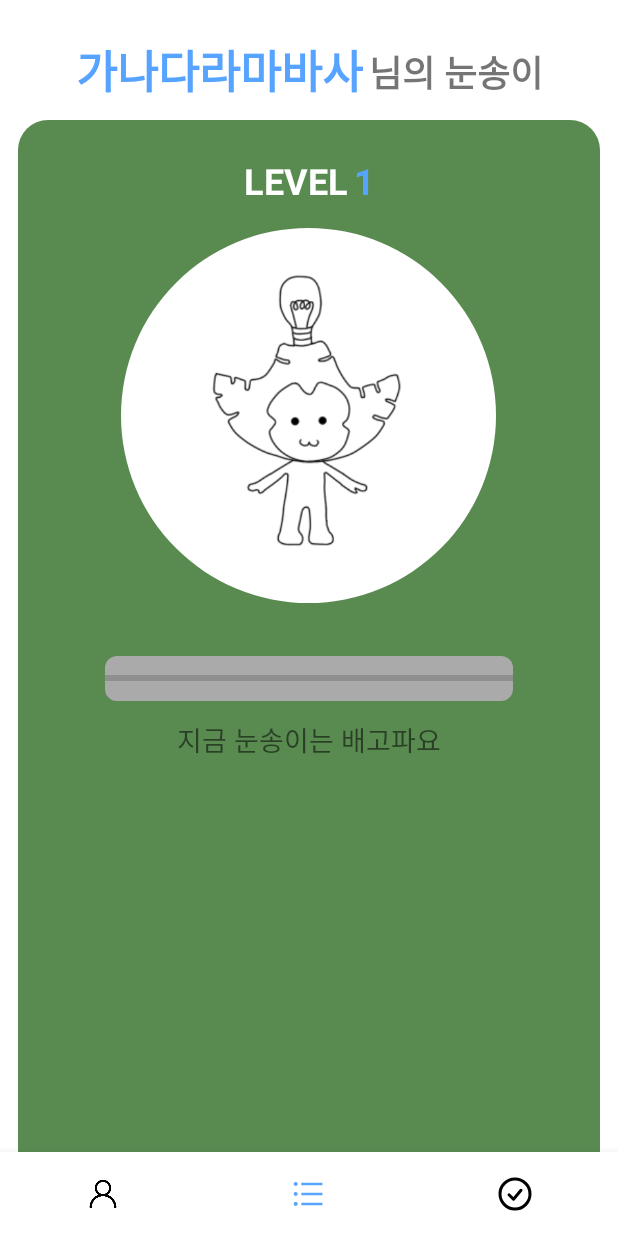
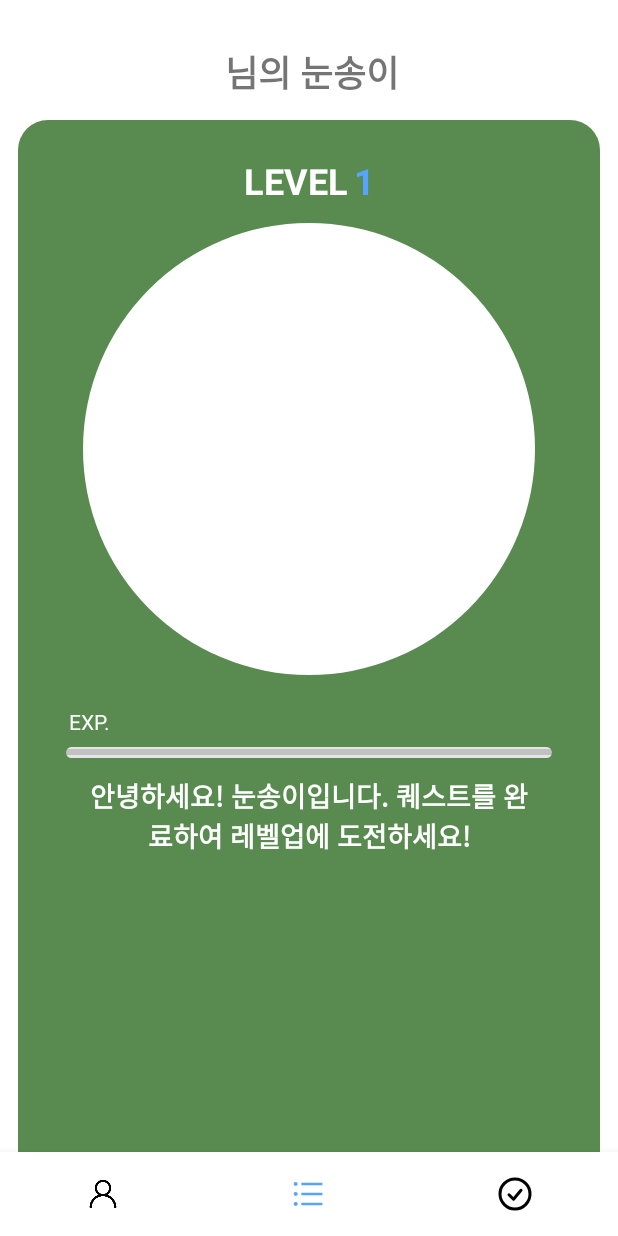
Before and after one commit to mdb1217/Quesookt, an Android app: the fragment CharacterFragment placed in its activity, on a phone screen of 412 x 824 dp. Run offline under Robolectric (Android 15) with nearby library versions, the phone set to English and light mode, and no system bars; our stand-ins replace Firebase (no records; nobody signed in at launch, a user with empty details on screens opened directly), data binding.

Commit message:
[FEAT] #9 - CharacterFragment

```diff
--- a/app/src/main/java/org/quesong/quesookt/data/local/QuesooktPreference.kt
+++ b/app/src/main/java/org/quesong/quesookt/data/local/QuesooktPreference.kt
@@ -8,6 +8,7 @@ object QuesooktPreference {
     private const val DORMITORY = "DORMITORY"
     private const val IS_FIRST_VISIT = "IS_FIRST_VISIT"
     private const val IS_DORMITORY_EXIST = "IS_DORMITORY_EXIST"
+    private const val SCORE = "SCORE"
 
     lateinit var preferences: SharedPreferences
 
@@ -46,4 +47,12 @@ object QuesooktPreference {
     fun setDormitoryExist(value: Boolean) {
         preferences.edit().putBoolean(IS_DORMITORY_EXIST, value).apply()
     }
+
+    fun getScore() : Int {
+        return preferences.getInt(SCORE, 0)
+    }
+
+    fun setScore(value: Int) {
+        preferences.edit().putInt(SCORE, value).apply()
+    }
 }
--- a/app/src/main/java/org/quesong/quesookt/ui/view/character/CharacterFragment.kt
+++ b/app/src/main/java/org/quesong/quesookt/ui/view/character/CharacterFragment.kt
@@ -4,10 +4,87 @@ import android.os.Bundle
 import android.view.View
 import org.quesong.core.base.BindingFragment
 import org.quesong.quesookt.R
+import org.quesong.quesookt.data.local.QuesooktPreference
 import org.quesong.quesookt.databinding.FragmentCharacterBinding
+import org.quesong.quesookt.ui.viewmodel.OnboardViewModel.Companion.JINRI
+import org.quesong.quesookt.ui.viewmodel.OnboardViewModel.Companion.PRIME
+import org.quesong.quesookt.ui.viewmodel.OnboardViewModel.Companion.RENAISSANCE
+import org.quesong.quesookt.ui.viewmodel.OnboardViewModel.Companion.SUNHEON
 
 class CharacterFragment : BindingFragment<FragmentCharacterBinding>(R.layout.fragment_character) {
+    private var level: Int = 1
     override fun onViewCreated(view: View, savedInstanceState: Bundle?) {
         super.onViewCreated(view, savedInstanceState)
+        initCharacterInfoData()
+    }
+
+    private fun initCharacterInfoData() {
+        with(binding) {
+            with(QuesooktPreference) {
+                characterInfoData = checkScore(getScore(), getNickname())
+                when (getDormitory()) {
+                    JINRI -> {
+                        when (level) {
+                            1 -> imgLnoonsong.setImageResource(R.drawable.img_jnoonsong1)
+                            2 -> imgLnoonsong.setImageResource(R.drawable.img_jnoonsong2)
+                            3 -> imgLnoonsong.setImageResource(R.drawable.img_jnoonsong3)
+                            else -> imgLnoonsong.setImageResource(R.drawable.img_jnoonsong1)
+                        }
+                        clCharacterColor.setBackgroundResource(R.drawable.rectangle_fill_jinri_purple_20)
+                    }
+                    SUNHEON -> {
+                        when (level) {
+                            1 -> imgLnoonsong.setImageResource(R.drawable.img_snoonsong1)
+                            2 -> imgLnoonsong.setImageResource(R.drawable.img_snoonsong2)
+                            3 -> imgLnoonsong.setImageResource(R.drawable.img_snoonsong3)
+                            else -> imgLnoonsong.setImageResource(R.drawable.img_snoonsong1)
+                        }
+                        clCharacterColor.setBackgroundResource(R.drawable.rectangle_fill_sunheon_green_20)
+                    }
+                    PRIME -> {
+                        when (level) {
+                            1 -> imgLnoonsong.setImageResource(R.drawable.img_pnoonsong1)
+                            2 -> imgLnoonsong.setImageResource(R.drawable.img_pnoonsong2)
+                            3 -> imgLnoonsong.setImageResource(R.drawable.img_pnoonsong3)
+                            else -> imgLnoonsong.setImageResource(R.drawable.img_pnoonsong1)
+                        }
+                        clCharacterColor.setBackgroundResource(R.drawable.rectangle_fill_prime_red_20)
+                    }
+                    RENAISSANCE -> {
+                        when (level) {
+                            1 -> imgLnoonsong.setImageResource(R.drawable.img_lnoonsong1)
+                            2 -> imgLnoonsong.setImageResource(R.drawable.img_lnoonsong2)
+                            3 -> imgLnoonsong.setImageResource(R.drawable.img_lnoonsong3)
+                            else -> imgLnoonsong.setImageResource(R.drawable.img_lnoonsong1)
+                        }
+                        clCharacterColor.setBackgroundResource(R.drawable.rectangle_fill_renaissance_yellow_20)
+                    }
+                    else -> {
+
+                    }
+                }
+
+            }
+
+        }
+    }
+
+    private fun checkScore(score: Int, name: String): CharacterInfoData {
+        var progress: Int = 0
+        var content: String = getString(R.string.level1)
+        if (score < 100) {
+            progress = score
+            content = getString(R.string.level1)
+        } else if (score < 200) {
+            level = 2
+            progress = score - 100
+            content = getString(R.string.level2)
+        } else {
+            level = 3
+            progress = score - 200
+            content = getString(R.string.level3)
+        }
+
+        return CharacterInfoData(name, level.toString(), progress, content)
     }
 }
--- /dev/null
+++ b/app/src/main/java/org/quesong/quesookt/ui/view/character/CharacterInfoData.kt
@@ -0,0 +1,8 @@
+package org.quesong.quesookt.ui.view.character
+
+data class CharacterInfoData(
+    val name: String,
+    val level: String,
+    val progress: Int,
+    val content: String
+)
--- a/app/src/main/res/drawable/pb_drawable.xml
+++ b/app/src/main/res/drawable/pb_drawable.xml
@@ -4,7 +4,7 @@
     <item android:id="@android:id/background">
         <shape>
             <corners android:radius="8dp" />
-            <solid android:color="#AAA" />
+            <solid android:color="@color/pare_gray" />
         </shape>
     </item>
 
@@ -12,7 +12,7 @@
         <clip>
             <shape>
                 <corners android:radius="8dp" />
-                <solid android:color="#56A4FF" />
+                <solid android:color="@color/main_sky" />
             </shape>
         </clip>
     </item>
--- /dev/null
+++ b/app/src/main/res/drawable/rectangle_fill_jinri_purple_20.xml
@@ -0,0 +1,7 @@
+<?xml version="1.0" encoding="utf-8"?>
+<shape xmlns:android="http://schemas.android.com/apk/res/android"
+    android:shape="rectangle">
+    <corners android:topRightRadius="20dp"
+        android:topLeftRadius="20dp"/>
+    <solid android:color="@color/jinri_purple"/>
+</shape>
--- /dev/null
+++ b/app/src/main/res/drawable/rectangle_fill_prime_red_20.xml
@@ -0,0 +1,7 @@
+<?xml version="1.0" encoding="utf-8"?>
+<shape xmlns:android="http://schemas.android.com/apk/res/android"
+    android:shape="rectangle">
+    <corners android:topRightRadius="20dp"
+        android:topLeftRadius="20dp"/>
+    <solid android:color="@color/prime_red"/>
+</shape>
--- /dev/null
+++ b/app/src/main/res/drawable/rectangle_fill_renaissance_yellow_20.xml
@@ -0,0 +1,7 @@
+<?xml version="1.0" encoding="utf-8"?>
+<shape xmlns:android="http://schemas.android.com/apk/res/android"
+    android:shape="rectangle">
+    <corners android:topRightRadius="20dp"
+        android:topLeftRadius="20dp"/>
+    <solid android:color="@color/renaissance_yellow"/>
+</shape>
--- /dev/null
+++ b/app/src/main/res/drawable/rectangle_fill_sunheon_green_20.xml
@@ -0,0 +1,7 @@
+<?xml version="1.0" encoding="utf-8"?>
+<shape xmlns:android="http://schemas.android.com/apk/res/android"
+    android:shape="rectangle">
+    <corners android:topRightRadius="20dp"
+        android:topLeftRadius="20dp"/>
+    <solid android:color="@color/sunheon_green"/>
+</shape>
--- a/app/src/main/res/layout/fragment_character.xml
+++ b/app/src/main/res/layout/fragment_character.xml
@@ -2,6 +2,12 @@
 <layout xmlns:android="http://schemas.android.com/apk/res/android"
     xmlns:app="http://schemas.android.com/apk/res-auto"
     xmlns:tools="http://schemas.android.com/tools">
+
+    <data>
+        <variable
+            name="characterInfoData"
+            type="org.quesong.quesookt.ui.view.character.CharacterInfoData" />
+    </data>
 
     <androidx.constraintlayout.widget.ConstraintLayout
         android:layout_width="match_parent"
@@ -23,7 +29,7 @@
                 android:id="@+id/text_nickname"
                 android:layout_width="wrap_content"
                 android:layout_height="wrap_content"
-                android:text="가나다라마바사"
+                android:text="@{characterInfoData.name}"
                 android:textColor="#56A4FF"
                 android:textSize="30sp"
                 android:textStyle="bold"
@@ -58,28 +64,45 @@
             app:layout_constraintTop_toTopOf="parent"
             app:layout_constraintVertical_bias="0.0">
 
+
+            <TextView
+                android:id="@+id/tv_exp"
+                android:layout_width="wrap_content"
+                android:layout_height="wrap_content"
+                android:text="@string/exp"
+                android:textColor="@color/white"
+                android:textStyle="normal"
+                app:layout_constraintTop_toBottomOf="@id/cl_character_circle"
+                app:layout_constraintStart_toStartOf="parent"
+                android:layout_marginTop="21dp"
+                android:layout_marginStart="34dp"/>
+
             <ProgressBar
                 android:id="@+id/pb_character_exp"
                 android:background="@drawable/pb_drawable"
                 style="?android:attr/progressBarStyleHorizontal"
-                android:layout_width="272dp"
-                android:layout_height="30dp"
+                android:progress="@{characterInfoData.progress}"
+                android:layout_width="0dp"
+                android:layout_height="7dp"
                 android:layout_marginStart="32dp"
-                android:layout_marginTop="357dp"
+                android:layout_marginTop="7dp"
                 android:layout_marginEnd="32dp"
                 app:layout_constraintEnd_toEndOf="parent"
                 app:layout_constraintStart_toStartOf="parent"
-                app:layout_constraintTop_toTopOf="parent" />
+                app:layout_constraintTop_toBottomOf="@id/tv_exp" />
 
             <TextView
                 android:id="@+id/text_character_info"
-                android:layout_width="wrap_content"
+                android:layout_width="0dp"
                 android:layout_height="wrap_content"
                 android:layout_marginStart="40dp"
                 android:layout_marginTop="12dp"
                 android:layout_marginEnd="40dp"
-                android:text="지금 눈송이는 배고파요"
+                android:text="@{characterInfoData.content}"
                 android:textSize="18sp"
+                android:textColor="@color/white"
+                android:textAlignment="center"
+                android:textStyle="bold"
                 app:layout_constraintEnd_toEndOf="parent"
                 app:layout_constraintStart_toStartOf="parent"
                 app:layout_constraintTop_toBottomOf="@+id/pb_character_exp" />
@@ -111,7 +134,7 @@
                     android:layout_width="wrap_content"
                     android:layout_height="wrap_content"
                     android:layout_marginStart="4dp"
-                    android:text="1"
+                    android:text="@{characterInfoData.level}"
                     android:textColor="#56A4FF"
                     android:textSize="24sp"
                     android:textStyle="bold"
@@ -121,26 +144,25 @@
 
             <androidx.constraintlayout.widget.ConstraintLayout
                 android:id="@+id/cl_character_circle"
-                android:layout_width="250dp"
-                android:layout_height="250dp"
+                android:layout_width="0dp"
+                android:layout_height="0dp"
+                app:layout_constraintDimensionRatio="1:1"
                 android:layout_marginStart="43dp"
-                android:layout_marginTop="72dp"
+                android:layout_marginTop="12dp"
                 android:layout_marginEnd="43dp"
                 android:background="@drawable/oval_drawable"
                 app:layout_constraintEnd_toEndOf="parent"
-                app:layout_constraintHorizontal_bias="0.49"
                 app:layout_constraintStart_toStartOf="parent"
-                app:layout_constraintTop_toTopOf="parent">
+                app:layout_constraintTop_toBottomOf="@id/cl_character_level">
 
                 <ImageView
                     android:id="@+id/img_lnoonsong"
-                    android:layout_width="348dp"
-                    android:layout_height="346dp"
+                    android:layout_width="0dp"
+                    android:layout_height="0dp"
                     app:layout_constraintBottom_toBottomOf="parent"
                     app:layout_constraintEnd_toEndOf="parent"
                     app:layout_constraintStart_toStartOf="parent"
-                    app:layout_constraintTop_toTopOf="parent"
-                    app:srcCompat="@drawable/lnoonsong" />
+                    app:layout_constraintTop_toTopOf="parent" />
             </androidx.constraintlayout.widget.ConstraintLayout>
         </androidx.constraintlayout.widget.ConstraintLayout>
 
--- a/app/src/main/res/values/colors.xml
+++ b/app/src/main/res/values/colors.xml
@@ -10,8 +10,13 @@
     <color name="light_gray">#CBCBCC</color>
     <color name="main_sky">#56A4FF</color>
     <color name="gray">#C9C9C9</color>
-    <color name="white_blue">#EAEAFA</color>>
+    <color name="white_blue">#EAEAFA</color>
     <color name="deep_blue">#1A316B</color>
     <color name="medium_blue">#366A9B</color>
     <color name="light_sky">#C1DEFF</color>
+    <color name="pare_gray">#E5E5E5</color>
+    <color name="renaissance_yellow">#FFC800</color>
+    <color name="sunheon_green">#007800</color>
+    <color name="jinri_purple">#6400C8</color>
+    <color name="prime_red">#FF6400</color>
 </resources>
--- a/app/src/main/res/values/strings.xml
+++ b/app/src/main/res/values/strings.xml
@@ -36,6 +36,13 @@
     <string name="exit">나가기</string>
     <string name="finish_ment">아직 튜토리얼이 남아있습니다!\n정말 퀘숙트를 나가시겠어요?</string>
 
+    <!--Character-->
+    <string name="exp">EXP.</string>
+    <string name="level1">안녕하세요! 눈송이입니다. 퀘스트를 완료하여 레벨업에 도전하세요!</string>
+    <string name="level2">정수리가 자란 레벨 2 눈송이입니다. 다음 레벨에 도전해보세요!</string>
+    <string name="level3">양갈래가 자란 레벨 3 눈송이입니다. 많은 퀘스트를 완료하셨네요!</string>
+
+
     <!--Tools-->
     <string name="gongang">어느날 공강 시간이 생긴 당신.\n어떤 일을 하시겠습니까?</string>
     <string name="renaissance">르네상스 기숙사</string>
```
